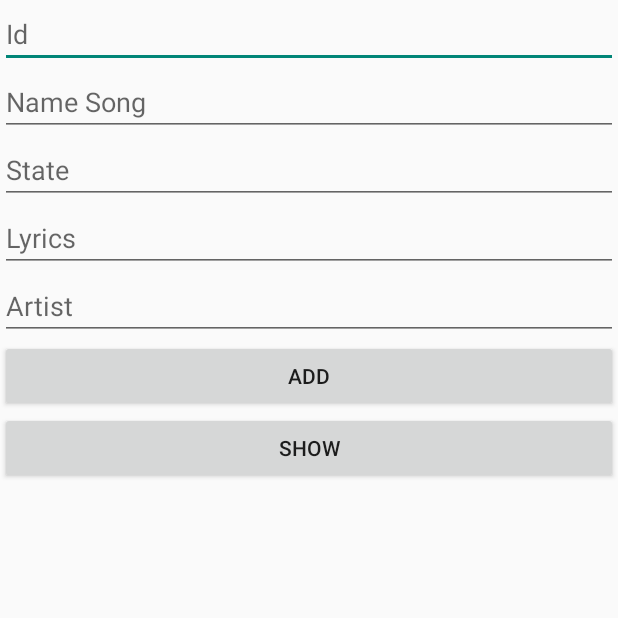
After one commit to trduyTh4nh/SoundVIE, an Android app: the TestMongoActivity screen opened directly, with no data from a screen before it, on a phone screen of 412 x 824 dp, the top half of it. The commit adds this screen. Run offline under Robolectric (Android 15) with nearby library versions, the phone set to English and light mode, and no system bars; libraries missing offline, so code that uses them is left out: io.realm, io.realm.mongodb, org.bson, org.bson.codecs, org.bson.types.

Commit message:
15/07/2023 - Mongo cơ bản

```diff
--- /dev/null
+++ b/app/src/main/java/com/example/soundvieproject/DB/App.java
@@ -0,0 +1,63 @@
+package com.example.soundvieproject.DB;
+
+import static org.bson.codecs.configuration.CodecRegistries.fromProviders;
+import static org.bson.codecs.configuration.CodecRegistries.fromRegistries;
+
+import android.util.Log;
+
+import com.example.soundvieproject.model.Song;
+
+import org.bson.codecs.configuration.CodecRegistry;
+import org.bson.codecs.pojo.PojoCodecProvider;
+
+import io.realm.mongodb.AppConfiguration;
+import io.realm.mongodb.User;
+import io.realm.mongodb.mongo.MongoClient;
+import io.realm.mongodb.mongo.MongoCollection;
+import io.realm.mongodb.mongo.MongoDatabase;
+
+public class App {
+    public static final App INSTANCE = new App();
+    private User user;
+    private io.realm.mongodb.App a;
+    private MongoClient client;
+    private MongoDatabase db;
+    private CodecRegistry pojoCodecRegistry;
+
+    public App(){
+
+
+    }
+
+    public User getUser() {
+        return a.currentUser();
+    }
+
+    public void setUser(User user) {
+        this.user = user;
+
+    }
+
+    public io.realm.mongodb.App getA() {
+        return a;
+    }
+
+    public void setA(io.realm.mongodb.App a) {
+        this.a = a;
+        user = a.currentUser();
+        client = user.getMongoClient("mongodb-atlas");
+        db = client.getDatabase("SoundVIE");
+        pojoCodecRegistry = fromRegistries(AppConfiguration.DEFAULT_BSON_CODEC_REGISTRY,
+                fromProviders(PojoCodecProvider.builder().automatic(true).build()));
+    }
+    public void insertItem(Song s){
+        MongoCollection<Song> col = db.getCollection("Song", Song.class).withCodecRegistry(pojoCodecRegistry);
+        col.insertOne(s).getAsync(task -> {
+            if(task.isSuccess()){
+                Log.d("Success", "Added.");
+            } else {
+                Log.d("Error", "Error: " + task.getError());
+            }
+        });
+    }
+}
--- a/app/src/main/java/com/example/soundvieproject/HomeActivity.java
+++ b/app/src/main/java/com/example/soundvieproject/HomeActivity.java
@@ -6,16 +6,15 @@ import androidx.fragment.app.Fragment;
 import androidx.viewpager.widget.ViewPager;
 
 import android.annotation.SuppressLint;
-import android.content.Intent;
 import android.os.Bundle;
 import android.view.MenuItem;
 import android.widget.Toast;
 
+import com.example.soundvieproject.DB.App;
 import com.example.soundvieproject.fragment.HomeFragment;
 import com.example.soundvieproject.fragment.ListSongFragment;
 import com.example.soundvieproject.fragment.MoreFragment;
 import com.example.soundvieproject.fragment.UserFragment;
-import com.google.android.material.bottomnavigation.BottomNavigationMenuView;
 import com.google.android.material.bottomnavigation.BottomNavigationView;
 
 public class HomeActivity extends AppCompatActivity {
@@ -26,7 +25,6 @@ public class HomeActivity extends AppCompatActivity {
     protected void onCreate(Bundle savedInstanceState) {
         super.onCreate(savedInstanceState);
         setContentView(R.layout.activity_home);
-
         navigationView = findViewById(R.id.nav_main);
         getSupportFragmentManager().beginTransaction().replace(R.id.body_container, new HomeFragment()).commit();
 
--- /dev/null
+++ b/app/src/main/java/com/example/soundvieproject/TestMongoActivity.java
@@ -0,0 +1,39 @@
+package com.example.soundvieproject;
+
+import androidx.appcompat.app.AppCompatActivity;
+
+import android.os.Bundle;
+import android.widget.Button;
+import android.widget.EditText;
+
+import com.example.soundvieproject.DB.App;
+import com.example.soundvieproject.model.Song;
+
+import org.bson.types.ObjectId;
+
+import io.realm.mongodb.User;
+
+public class TestMongoActivity extends AppCompatActivity {
+    EditText edtId, edtName, edtState, edtLyrics, edtArtist;
+    Button btnAdd, btnShow;
+    App instance;
+    @Override
+    protected void onCreate(Bundle savedInstanceState) {
+        super.onCreate(savedInstanceState);
+        setContentView(R.layout.activity_test_mongo);
+        edtId = findViewById(R.id.edtId);
+        edtName = findViewById(R.id.edtName);
+        edtState = findViewById(R.id.edtState);
+        edtLyrics = findViewById(R.id.edtLyrics);
+        edtArtist = findViewById(R.id.edtArtist);
+        btnAdd = findViewById(R.id.btnAdd);
+        btnShow = findViewById(R.id.btnShow);
+        instance = App.INSTANCE;
+        btnAdd.setOnClickListener(v -> postContent());
+    }
+    public void postContent(){
+        User u = instance.getUser();
+        Song s = new Song(new ObjectId(), edtName.getText().toString(), R.drawable.muoingannam,edtState.getText().toString(), edtLyrics.getText().toString(), edtArtist.getText().toString());
+        instance.insertItem(s);
+    }
+}
--- /dev/null
+++ b/app/src/main/res/drawable/btnlogin_ripple.xml
@@ -0,0 +1,5 @@
+<?xml version="1.0" encoding="utf-8"?>
+<ripple xmlns:android="http://schemas.android.com/apk/res/android" android:color="@color/white">
+    <item android:id="@android:id/mask" android:drawable="@drawable/shape_btngg"/>
+    <item android:drawable="@drawable/button_transparent"/>
+</ripple>
--- /dev/null
+++ b/app/src/main/res/layout/activity_test_mongo.xml
@@ -0,0 +1,77 @@
+<?xml version="1.0" encoding="utf-8"?>
+<androidx.constraintlayout.widget.ConstraintLayout xmlns:android="http://schemas.android.com/apk/res/android"
+    xmlns:app="http://schemas.android.com/apk/res-auto"
+    xmlns:tools="http://schemas.android.com/tools"
+    android:layout_width="match_parent"
+    android:layout_height="match_parent"
+    tools:context=".TestMongoActivity">
+
+    <LinearLayout
+        android:layout_width="match_parent"
+        android:layout_height="0dp"
+        android:orientation="vertical"
+        app:layout_constraintBottom_toBottomOf="parent"
+        app:layout_constraintEnd_toEndOf="parent"
+        app:layout_constraintStart_toStartOf="parent"
+        app:layout_constraintTop_toTopOf="parent">
+
+        <EditText
+            android:id="@+id/edtId"
+            android:layout_width="match_parent"
+            android:layout_height="wrap_content"
+            android:ems="10"
+            android:inputType="text"
+            android:hint="Id" />
+
+        <EditText
+            android:id="@+id/edtName"
+            android:layout_width="match_parent"
+            android:layout_height="wrap_content"
+            android:ems="10"
+            android:inputType="text"
+            android:hint="Name Song" />
+
+        <EditText
+            android:id="@+id/edtState"
+            android:layout_width="match_parent"
+            android:layout_height="wrap_content"
+            android:ems="10"
+            android:inputType="text"
+            android:hint="State" />
+
+        <EditText
+            android:id="@+id/edtLyrics"
+            android:layout_width="match_parent"
+            android:layout_height="wrap_content"
+            android:ems="10"
+            android:inputType="text"
+            android:hint="Lyrics" />
+
+        <EditText
+            android:id="@+id/edtArtist"
+            android:layout_width="match_parent"
+            android:layout_height="wrap_content"
+            android:ems="10"
+            android:inputType="text"
+            android:hint="Artist" />
+
+
+
+        <Button
+            android:id="@+id/btnAdd"
+            android:layout_width="match_parent"
+            android:layout_height="wrap_content"
+            android:text="Add" />
+
+        <Button
+            android:id="@+id/btnShow"
+            android:layout_width="match_parent"
+            android:layout_height="wrap_content"
+            android:text="Show" />
+        <ListView
+            android:id="@+id/lvMongo"
+            android:layout_width="match_parent"
+            android:layout_height="match_parent"/>
+    </LinearLayout>
+
+</androidx.constraintlayout.widget.ConstraintLayout>
--- a/app/src/main/res/values/themes.xml
+++ b/app/src/main/res/values/themes.xml
@@ -8,7 +8,7 @@
         <!-- Secondary brand color. -->
         <item name="colorSecondary">@color/teal_200</item>
         <item name="colorSecondaryVariant">@color/teal_700</item>
-        <item name="colorOnSecondary">@color/black</item>
+        <item name="colorOnSecondary">@color/white</item>
         <!-- Status bar color. -->
         <item name="android:statusBarColor">@color/black</item>
         <!-- Customize your theme here. -->
--- a/build.gradle
+++ b/build.gradle
@@ -4,7 +4,7 @@ buildscript {
         mavenCentral()
     }
     dependencies {
-        classpath "io.realm:realm-gradle-plugin:10.11.1"
+        classpath "io.realm:realm-gradle-plugin:10.16.1"
     }
 }
 plugins {
```
Also changed, not shown: app/src/main/AndroidManifest.xml (+6 -9 lines), app/src/main/java/com/example/soundvieproject/LoginActivity.java (+16 -6 lines), app/src/main/java/com/example/soundvieproject/model/Song.java (+19 -4 lines), app/src/main/res/layout/activity_login.xml (+62 -36 lines).
